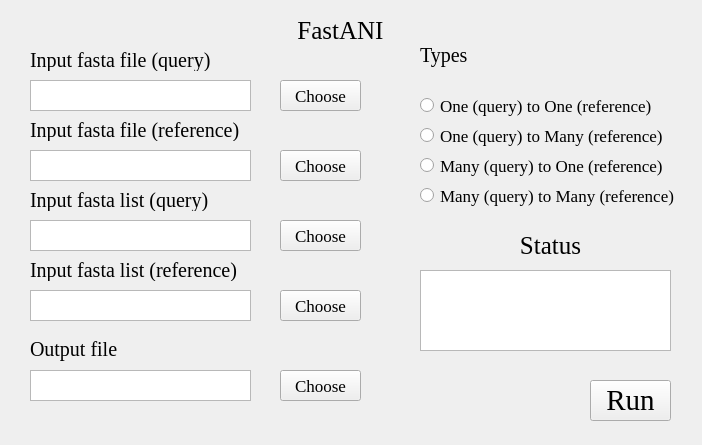
The window that FastANI.ui (hzaurzli/MicroWorldOmics) describes before a commit, drawn with Qt 5.
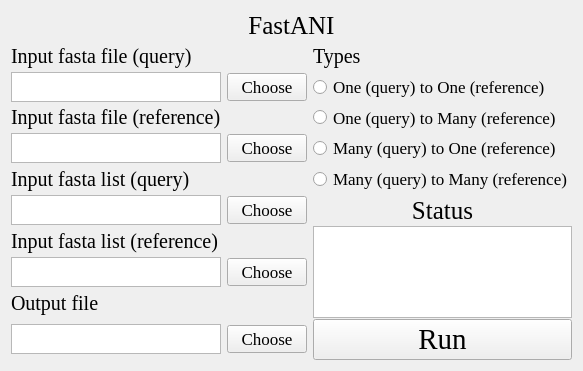
The same window after the commit. Icons and pictures are not drawn.

The edit to the form file:
```diff
--- a/FastANI.ui
+++ b/FastANI.ui
@@ -6,8 +6,8 @@
    <rect>
     <x>0</x>
     <y>0</y>
-    <width>702</width>
-    <height>445</height>
+    <width>570</width>
+    <height>371</height>
    </rect>
   </property>
   <property name="windowTitle">
@@ -16,15 +16,90 @@
   <property name="styleSheet">
    <string notr="true">background-image: url(D:/tools/Pycharm/pyqt/logo/backgroundpage.png)</string>
   </property>
+  <layout class="QGridLayout" name="gridLayout_6">
+   <item row="0" column="0">
+    <layout class="QGridLayout" name="gridLayout">
+     <property name="verticalSpacing">
+      <number>1</number>
+     </property>
+     <item row="8" column="0">
+      <widget class="QTextBrowser" name="textBrowser_5">
+       <property name="sizePolicy">
+        <sizepolicy hsizetype="Expanding" vsizetype="MinimumExpanding">
+         <horstretch>0</horstretch>
+         <verstretch>0</verstretch>
+        </sizepolicy>
+       </property>
+       <property name="maximumSize">
+        <size>
+         <width>16777215</width>
+         <height>30</height>
+        </size>
+       </property>
+       <property name="styleSheet">
+        <string notr="true">background-image: url(D:/tools/Pycharm/pyqt/logo/white.png)</string>
+       </property>
+      </widget>
+     </item>
+     <item row="10" column="0">
+      <widget class="QTextBrowser" name="textBrowser_6">
+       <property name="sizePolicy">
+        <sizepolicy hsizetype="Expanding" vsizetype="MinimumExpanding">
+         <horstretch>0</horstretch>
+         <verstretch>0</verstretch>
+        </sizepolicy>
+       </property>
+       <property name="maximumSize">
+        <size>
+         <width>16777215</width>
+         <height>30</height>
+        </size>
+       </property>
+       <property name="styleSheet">
+        <string notr="true">background-image: url(D:/tools/Pycharm/pyqt/logo/white.png)</string>
+       </property>
+      </widget>
+     </item>
+     <item row="6" column="0">
+      <widget class="QTextBrowser" name="textBrowser_4">
+       <property name="sizePolicy">
+        <sizepolicy hsizetype="Expanding" vsizetype="MinimumExpanding">
+         <horstretch>0</horstretch>
+         <verstretch>0</verstretch>
+        </sizepolicy>
+       </property>
+       <property name="maximumSize">
+        <size>
+         <width>16777215</width>
+         <height>30</height>
+        </size>
+       </property>
+       <property name="styleSheet">
+        <string notr="true">background-image: url(D:/tools/Pycharm/pyqt/logo/white.png)</string>
+       </property>
+      </widget>
+     </item>
+     <item row="4" column="0">
+      <widget class="QTextBrowser" name="textBrowser_3">
+       <property name="sizePolicy">
+        <sizepolicy hsizetype="Expanding" vsizetype="MinimumExpanding">
+         <horstretch>0</horstretch>
+         <verstretch>0</verstretch>
+        </sizepolicy>
+       </property>
+       <property name="maximumSize">
+        <size>
+         <width>16777215</width>
+         <height>30</height>
+        </size>
+       </property>
+       <property name="styleSheet">
+        <string notr="true">background-image: url(D:/tools/Pycharm/pyqt/logo/white.png)</string>
+       </property>
+      </widget>
+     </item>
+     <item row="0" column="0" colspan="3">
   <widget class="QLabel" name="label">
-   <property name="geometry">
-    <rect>
-     <x>280</x>
-     <y>10</y>
-     <width>121</width>
-     <height>41</height>
-    </rect>
-   </property>
    <property name="font">
     <font>
      <family>Times New Roman</family>
@@ -38,14 +113,20 @@
     <set>Qt::AlignCenter</set>
    </property>
   </widget>
+     </item>
+     <item row="1" column="0">
   <widget class="QLabel" name="label_2">
-   <property name="geometry">
-    <rect>
-     <x>30</x>
-     <y>50</y>
-     <width>221</width>
-     <height>21</height>
-    </rect>
+       <property name="sizePolicy">
+        <sizepolicy hsizetype="Expanding" vsizetype="MinimumExpanding">
+         <horstretch>0</horstretch>
+         <verstretch>0</verstretch>
+        </sizepolicy>
+       </property>
+       <property name="maximumSize">
+        <size>
+         <width>16777215</width>
+         <height>30</height>
+        </size>
    </property>
    <property name="font">
     <font>
@@ -60,27 +141,20 @@
     <set>Qt::AlignLeading|Qt::AlignLeft|Qt::AlignVCenter</set>
    </property>
   </widget>
-  <widget class="QTextBrowser" name="textBrowser_2">
-   <property name="geometry">
-    <rect>
-     <x>30</x>
-     <y>80</y>
-     <width>221</width>
-     <height>31</height>
-    </rect>
-   </property>
-   <property name="styleSheet">
-    <string notr="true">background-image: url(D:/tools/Pycharm/pyqt/logo/white.png)</string>
-   </property>
-  </widget>
+     </item>
+     <item row="3" column="0">
   <widget class="QLabel" name="label_3">
-   <property name="geometry">
-    <rect>
-     <x>30</x>
-     <y>120</y>
-     <width>221</width>
-     <height>21</height>
-    </rect>
+       <property name="sizePolicy">
+        <sizepolicy hsizetype="Expanding" vsizetype="MinimumExpanding">
+         <horstretch>0</horstretch>
+         <verstretch>0</verstretch>
+        </sizepolicy>
+       </property>
+       <property name="maximumSize">
+        <size>
+         <width>16777215</width>
+         <height>30</height>
+        </size>
    </property>
    <property name="font">
     <font>
@@ -95,122 +169,48 @@
     <set>Qt::AlignLeading|Qt::AlignLeft|Qt::AlignVCenter</set>
    </property>
   </widget>
-  <widget class="QTextBrowser" name="textBrowser_3">
-   <property name="geometry">
-    <rect>
-     <x>30</x>
-     <y>150</y>
-     <width>221</width>
-     <height>31</height>
-    </rect>
-   </property>
-   <property name="styleSheet">
-    <string notr="true">background-image: url(D:/tools/Pycharm/pyqt/logo/white.png)</string>
-   </property>
-  </widget>
-  <widget class="QPushButton" name="pushButton_2">
-   <property name="geometry">
-    <rect>
-     <x>280</x>
-     <y>80</y>
-     <width>81</width>
-     <height>31</height>
-    </rect>
-   </property>
+     </item>
+     <item row="5" column="0">
+      <widget class="QLabel" name="label_6">
+       <property name="sizePolicy">
+        <sizepolicy hsizetype="Expanding" vsizetype="MinimumExpanding">
+         <horstretch>0</horstretch>
+         <verstretch>0</verstretch>
+        </sizepolicy>
+       </property>
+       <property name="maximumSize">
+        <size>
+         <width>16777215</width>
+         <height>30</height>
+        </size>
+       </property>
    <property name="font">
     <font>
      <family>Times New Roman</family>
-     <pointsize>13</pointsize>
+         <pointsize>15</pointsize>
     </font>
    </property>
    <property name="text">
-    <string>Choose</string>
-   </property>
-  </widget>
-  <widget class="QPushButton" name="pushButton_3">
-   <property name="geometry">
-    <rect>
-     <x>280</x>
-     <y>150</y>
-     <width>81</width>
-     <height>31</height>
-    </rect>
-   </property>
-   <property name="font">
-    <font>
-     <family>Times New Roman</family>
-     <pointsize>13</pointsize>
-    </font>
-   </property>
-   <property name="text">
-    <string>Choose</string>
-   </property>
-  </widget>
-  <widget class="QTextBrowser" name="textBrowser">
-   <property name="geometry">
-    <rect>
-     <x>420</x>
-     <y>270</y>
-     <width>251</width>
-     <height>81</height>
-    </rect>
-   </property>
-   <property name="styleSheet">
-    <string notr="true">background-image: url(D:/tools/Pycharm/pyqt/logo/white.png)</string>
-   </property>
-  </widget>
-  <widget class="QLabel" name="label_4">
-   <property name="geometry">
-    <rect>
-     <x>470</x>
-     <y>230</y>
-     <width>161</width>
-     <height>31</height>
-    </rect>
-   </property>
-   <property name="font">
-    <font>
-     <family>Times New Roman</family>
-     <pointsize>19</pointsize>
-    </font>
-   </property>
-   <property name="text">
-    <string>Status</string>
+        <string>Input fasta list (query)</string>
    </property>
    <property name="alignment">
-    <set>Qt::AlignCenter</set>
-   </property>
-  </widget>
-  <widget class="QPushButton" name="pushButton">
-   <property name="geometry">
-    <rect>
-     <x>590</x>
-     <y>380</y>
-     <width>81</width>
-     <height>41</height>
-    </rect>
-   </property>
-   <property name="font">
-    <font>
-     <family>Times New Roman</family>
-     <pointsize>22</pointsize>
-    </font>
-   </property>
-   <property name="styleSheet">
-    <string notr="true">background-image: url(D:/Documents/Desktop/white.png)</string>
-   </property>
-   <property name="text">
-    <string>Run</string>
-   </property>
-  </widget>
+        <set>Qt::AlignLeading|Qt::AlignLeft|Qt::AlignVCenter</set>
+       </property>
+      </widget>
+     </item>
+     <item row="1" column="2">
   <widget class="QLabel" name="label_7">
-   <property name="geometry">
-    <rect>
-     <x>420</x>
-     <y>40</y>
-     <width>161</width>
-     <height>31</height>
-    </rect>
+       <property name="sizePolicy">
+        <sizepolicy hsizetype="Expanding" vsizetype="MinimumExpanding">
+         <horstretch>0</horstretch>
+         <verstretch>0</verstretch>
+        </sizepolicy>
+       </property>
+       <property name="maximumSize">
+        <size>
+         <width>16777215</width>
+         <height>30</height>
+        </size>
    </property>
    <property name="font">
     <font>
@@ -225,14 +225,160 @@
     <set>Qt::AlignLeading|Qt::AlignLeft|Qt::AlignVCenter</set>
    </property>
   </widget>
+     </item>
+     <item row="9" column="0">
+      <widget class="QLabel" name="label_8">
+       <property name="sizePolicy">
+        <sizepolicy hsizetype="Expanding" vsizetype="MinimumExpanding">
+         <horstretch>0</horstretch>
+         <verstretch>0</verstretch>
+        </sizepolicy>
+       </property>
+       <property name="maximumSize">
+        <size>
+         <width>16777215</width>
+         <height>30</height>
+        </size>
+       </property>
+       <property name="font">
+        <font>
+         <family>Times New Roman</family>
+         <pointsize>15</pointsize>
+        </font>
+       </property>
+       <property name="text">
+        <string>Output file</string>
+       </property>
+       <property name="alignment">
+        <set>Qt::AlignLeading|Qt::AlignLeft|Qt::AlignVCenter</set>
+       </property>
+      </widget>
+     </item>
+     <item row="7" column="0">
+      <widget class="QLabel" name="label_5">
+       <property name="sizePolicy">
+        <sizepolicy hsizetype="Expanding" vsizetype="MinimumExpanding">
+         <horstretch>0</horstretch>
+         <verstretch>0</verstretch>
+        </sizepolicy>
+       </property>
+       <property name="maximumSize">
+        <size>
+         <width>16777215</width>
+         <height>30</height>
+        </size>
+       </property>
+       <property name="font">
+        <font>
+         <family>Times New Roman</family>
+         <pointsize>15</pointsize>
+        </font>
+       </property>
+       <property name="text">
+        <string>Input fasta list (reference)</string>
+       </property>
+       <property name="alignment">
+        <set>Qt::AlignLeading|Qt::AlignLeft|Qt::AlignVCenter</set>
+       </property>
+      </widget>
+     </item>
+     <item row="2" column="0">
+      <widget class="QTextBrowser" name="textBrowser_2">
+       <property name="sizePolicy">
+        <sizepolicy hsizetype="Expanding" vsizetype="MinimumExpanding">
+         <horstretch>0</horstretch>
+         <verstretch>0</verstretch>
+        </sizepolicy>
+       </property>
+       <property name="maximumSize">
+        <size>
+         <width>16777215</width>
+         <height>30</height>
+        </size>
+       </property>
+       <property name="styleSheet">
+        <string notr="true">background-image: url(D:/tools/Pycharm/pyqt/logo/white.png)</string>
+       </property>
+      </widget>
+     </item>
+     <item row="2" column="1">
+      <widget class="QPushButton" name="pushButton_2">
+       <property name="font">
+        <font>
+         <family>Times New Roman</family>
+         <pointsize>13</pointsize>
+        </font>
+       </property>
+       <property name="text">
+        <string>Choose</string>
+       </property>
+      </widget>
+     </item>
+     <item row="4" column="1">
+      <widget class="QPushButton" name="pushButton_3">
+       <property name="font">
+        <font>
+         <family>Times New Roman</family>
+         <pointsize>13</pointsize>
+        </font>
+       </property>
+       <property name="text">
+        <string>Choose</string>
+       </property>
+      </widget>
+     </item>
+     <item row="6" column="1">
+      <widget class="QPushButton" name="pushButton_4">
+       <property name="font">
+        <font>
+         <family>Times New Roman</family>
+         <pointsize>13</pointsize>
+        </font>
+       </property>
+       <property name="text">
+        <string>Choose</string>
+       </property>
+      </widget>
+     </item>
+     <item row="8" column="1">
+      <widget class="QPushButton" name="pushButton_5">
+       <property name="font">
+        <font>
+         <family>Times New Roman</family>
+         <pointsize>13</pointsize>
+        </font>
+       </property>
+       <property name="text">
+        <string>Choose</string>
+       </property>
+      </widget>
+     </item>
+     <item row="10" column="1">
+      <widget class="QPushButton" name="pushButton_6">
+       <property name="font">
+        <font>
+         <family>Times New Roman</family>
+         <pointsize>13</pointsize>
+        </font>
+       </property>
+       <property name="text">
+        <string>Choose</string>
+       </property>
+      </widget>
+     </item>
+     <item row="2" column="2">
   <widget class="QRadioButton" name="radioButton">
-   <property name="geometry">
-    <rect>
-     <x>420</x>
-     <y>90</y>
-     <width>271</width>
-     <height>31</height>
-    </rect>
+       <property name="sizePolicy">
+        <sizepolicy hsizetype="Expanding" vsizetype="MinimumExpanding">
+         <horstretch>0</horstretch>
+         <verstretch>0</verstretch>
+        </sizepolicy>
+       </property>
+       <property name="maximumSize">
+        <size>
+         <width>16777215</width>
+         <height>30</height>
+        </size>
    </property>
    <property name="font">
     <font>
@@ -247,14 +393,20 @@
     <string>One (query) to One (reference)</string>
    </property>
   </widget>
+     </item>
+     <item row="3" column="2">
   <widget class="QRadioButton" name="radioButton_2">
-   <property name="geometry">
-    <rect>
-     <x>420</x>
-     <y>120</y>
-     <width>271</width>
-     <height>31</height>
-    </rect>
+       <property name="sizePolicy">
+        <sizepolicy hsizetype="Expanding" vsizetype="MinimumExpanding">
+         <horstretch>0</horstretch>
+         <verstretch>0</verstretch>
+        </sizepolicy>
+       </property>
+       <property name="maximumSize">
+        <size>
+         <width>16777215</width>
+         <height>30</height>
+        </size>
    </property>
    <property name="font">
     <font>
@@ -269,14 +421,20 @@
     <string>One (query) to Many (reference)</string>
    </property>
   </widget>
+     </item>
+     <item row="4" column="2">
   <widget class="QRadioButton" name="radioButton_3">
-   <property name="geometry">
-    <rect>
-     <x>420</x>
-     <y>150</y>
-     <width>271</width>
-     <height>31</height>
-    </rect>
+       <property name="sizePolicy">
+        <sizepolicy hsizetype="Expanding" vsizetype="MinimumExpanding">
+         <horstretch>0</horstretch>
+         <verstretch>0</verstretch>
+        </sizepolicy>
+       </property>
+       <property name="maximumSize">
+        <size>
+         <width>16777215</width>
+         <height>30</height>
+        </size>
    </property>
    <property name="font">
     <font>
@@ -291,14 +449,20 @@
     <string>Many (query) to One (reference)</string>
    </property>
   </widget>
+     </item>
+     <item row="5" column="2">
   <widget class="QRadioButton" name="radioButton_4">
-   <property name="geometry">
-    <rect>
-     <x>420</x>
-     <y>180</y>
-     <width>271</width>
-     <height>31</height>
-    </rect>
+       <property name="sizePolicy">
+        <sizepolicy hsizetype="Expanding" vsizetype="MinimumExpanding">
+         <horstretch>0</horstretch>
+         <verstretch>0</verstretch>
+        </sizepolicy>
+       </property>
+       <property name="maximumSize">
+        <size>
+         <width>16777215</width>
+         <height>30</height>
+        </size>
    </property>
    <property name="font">
     <font>
@@ -313,168 +477,49 @@
     <string>Many (query) to Many (reference)</string>
    </property>
   </widget>
-  <widget class="QLabel" name="label_5">
-   <property name="geometry">
-    <rect>
-     <x>30</x>
-     <y>260</y>
-     <width>221</width>
-     <height>21</height>
-    </rect>
-   </property>
+     </item>
+     <item row="6" column="2">
+      <widget class="QLabel" name="label_4">
    <property name="font">
     <font>
      <family>Times New Roman</family>
-     <pointsize>15</pointsize>
+         <pointsize>19</pointsize>
     </font>
    </property>
    <property name="text">
-    <string>Input fasta list (reference)</string>
+        <string>Status</string>
    </property>
    <property name="alignment">
-    <set>Qt::AlignLeading|Qt::AlignLeft|Qt::AlignVCenter</set>
-   </property>
-  </widget>
-  <widget class="QPushButton" name="pushButton_4">
-   <property name="geometry">
-    <rect>
-     <x>280</x>
-     <y>220</y>
-     <width>81</width>
-     <height>31</height>
-    </rect>
-   </property>
-   <property name="font">
-    <font>
-     <family>Times New Roman</family>
-     <pointsize>13</pointsize>
-    </font>
-   </property>
-   <property name="text">
-    <string>Choose</string>
-   </property>
-  </widget>
-  <widget class="QTextBrowser" name="textBrowser_4">
-   <property name="geometry">
-    <rect>
-     <x>30</x>
-     <y>220</y>
-     <width>221</width>
-     <height>31</height>
-    </rect>
-   </property>
+        <set>Qt::AlignCenter</set>
+       </property>
+      </widget>
+     </item>
+     <item row="7" column="2" rowspan="3">
+      <widget class="QTextBrowser" name="textBrowser">
    <property name="styleSheet">
     <string notr="true">background-image: url(D:/tools/Pycharm/pyqt/logo/white.png)</string>
    </property>
   </widget>
-  <widget class="QLabel" name="label_6">
-   <property name="geometry">
-    <rect>
-     <x>30</x>
-     <y>190</y>
-     <width>221</width>
-     <height>21</height>
-    </rect>
-   </property>
+     </item>
+     <item row="10" column="2">
+      <widget class="QPushButton" name="pushButton">
    <property name="font">
     <font>
      <family>Times New Roman</family>
-     <pointsize>15</pointsize>
-    </font>
-   </property>
-   <property name="text">
-    <string>Input fasta list (query)</string>
-   </property>
-   <property name="alignment">
-    <set>Qt::AlignLeading|Qt::AlignLeft|Qt::AlignVCenter</set>
-   </property>
-  </widget>
-  <widget class="QTextBrowser" name="textBrowser_5">
-   <property name="geometry">
-    <rect>
-     <x>30</x>
-     <y>290</y>
-     <width>221</width>
-     <height>31</height>
-    </rect>
-   </property>
+         <pointsize>22</pointsize>
+        </font>
+       </property>
    <property name="styleSheet">
-    <string notr="true">background-image: url(D:/tools/Pycharm/pyqt/logo/white.png)</string>
-   </property>
-  </widget>
-  <widget class="QPushButton" name="pushButton_5">
-   <property name="geometry">
-    <rect>
-     <x>280</x>
-     <y>290</y>
-     <width>81</width>
-     <height>31</height>
-    </rect>
-   </property>
-   <property name="font">
-    <font>
-     <family>Times New Roman</family>
-     <pointsize>13</pointsize>
-    </font>
-   </property>
+        <string notr="true">background-image: url(D:/Documents/Desktop/white.png)</string>
+       </property>
    <property name="text">
-    <string>Choose</string>
-   </property>
-  </widget>
-  <widget class="QLabel" name="label_8">
-   <property name="geometry">
-    <rect>
-     <x>30</x>
-     <y>329</y>
-     <width>221</width>
-     <height>41</height>
-    </rect>
-   </property>
-   <property name="font">
-    <font>
-     <family>Times New Roman</family>
-     <pointsize>15</pointsize>
-    </font>
-   </property>
-   <property name="text">
-    <string>Output file</string>
-   </property>
-   <property name="alignment">
-    <set>Qt::AlignLeading|Qt::AlignLeft|Qt::AlignVCenter</set>
-   </property>
-  </widget>
-  <widget class="QTextBrowser" name="textBrowser_6">
-   <property name="geometry">
-    <rect>
-     <x>30</x>
-     <y>370</y>
-     <width>221</width>
-     <height>31</height>
-    </rect>
-   </property>
-   <property name="styleSheet">
-    <string notr="true">background-image: url(D:/tools/Pycharm/pyqt/logo/white.png)</string>
-   </property>
-  </widget>
-  <widget class="QPushButton" name="pushButton_6">
-   <property name="geometry">
-    <rect>
-     <x>280</x>
-     <y>370</y>
-     <width>81</width>
-     <height>31</height>
-    </rect>
-   </property>
-   <property name="font">
-    <font>
-     <family>Times New Roman</family>
-     <pointsize>13</pointsize>
-    </font>
-   </property>
-   <property name="text">
-    <string>Choose</string>
-   </property>
-  </widget>
+        <string>Run</string>
+       </property>
+      </widget>
+     </item>
+    </layout>
+   </item>
+  </layout>
  </widget>
  <resources/>
  <connections/>
```
Left out of the diff: 6 changed lines with no effect on the pictures. Lines whose indentation alone changed are shown as unchanged.
